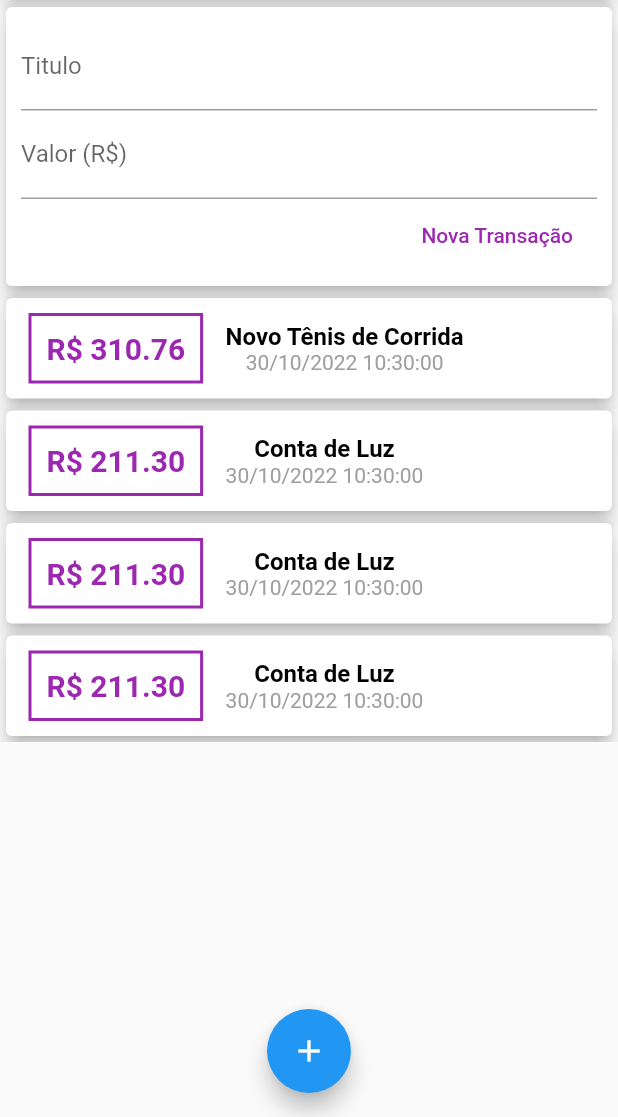
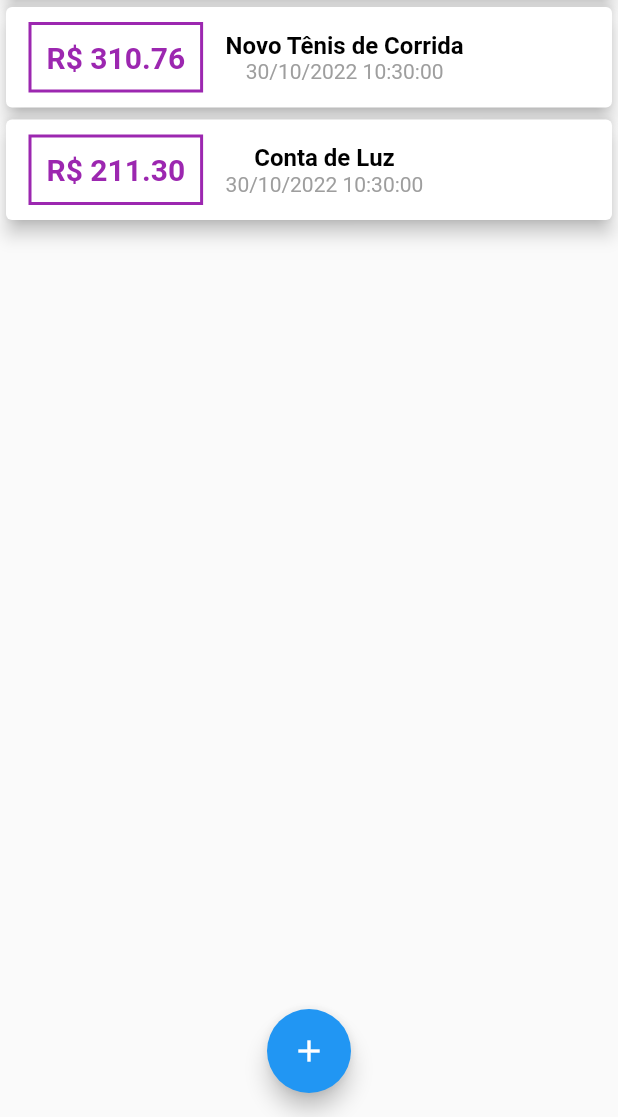
Before and after one commit to Rennansb/lista_de_despesas_app, a Flutter app: the screen it shows after launch, on a phone screen of 412 x 824 dp, the part 119-1236 px from its top. Run offline on Flutter 3.47's test engine with Material 2 defaults, Android fonts, the phone set to English and light mode, and no system bars.

Commit message:
grande_mudanca_class_user_nao_existe_agora_main

```diff
--- a/lib/componets/transaction_user.dart
+++ /dev/null
@@ -1,80 +0,0 @@
-import 'dart:math';
-
-import 'package:despesas_app/models/Transaction.dart';
-import 'package:flutter/material.dart';
-import 'transaction_form.dart';
-import 'transaction_list.dart';
-
-
-class TransactionUser extends StatefulWidget {
-  const TransactionUser({super.key});
-
-  @override
-  State<TransactionUser> createState() => _TransactionUserState();
-}
-
-class _TransactionUserState extends State<TransactionUser> {
-
-
- final _transactions = [
-    Transaction(
-      id: 't1',
-      title: 'Novo Tênis de Corrida',
-      value: 310.76,
-      date: DateTime.now(),
-    ),
-    Transaction(
-      id: 't2',
-      title: 'Conta de Luz',
-      value: 211.30,
-      date: DateTime.now(),
-    ),
-     Transaction(
-      id: 't2',
-      title: 'Conta de Luz',
-      value: 211.30,
-      date: DateTime.now(),
-    ),
-     Transaction(
-      id: 't2',
-      title: 'Conta de Luz',
-      value: 211.30,
-      date: DateTime.now(),
-    ),
-     Transaction(
-      id: 't2',
-      title: 'Conta de Luz',
-      value: 211.30,
-      date: DateTime.now(),
-    ),
-     Transaction(
-      id: 't2',
-      title: 'Conta de Luz',
-      value: 211.30,
-      date: DateTime.now(),
-    ),
-  ];
-
-  _addTransaction(String? title, double? value){
-    final newTansaction = Transaction(
-      id: Random().nextDouble().toString(),
-      title: title,
-      value: value,
-      date: DateTime.now(),
-      );
-      setState(() {
-        _transactions.add(newTansaction);
-      });
-  }
-
-  @override
-  Widget build(BuildContext context) {
-    return Column(
-      children: [
-         TransactionForm(_addTransaction,),
-        TransactionList(transactions: _transactions),
-
-      ],
-    );
-  }
-}
--- a/lib/main.dart
+++ b/lib/main.dart
@@ -1,15 +1,23 @@
+import 'package:despesas_app/models/Transaction.dart';
+import 'package:despesas_app/componets/transaction_form.dart';
 
-import 'package:despesas_app/componets/transaction_user.dart';
+import 'package:despesas_app/componets/transaction_list.dart';
+import 'dart:math';
+
 
 import 'package:flutter/material.dart';
 
 main()=> runApp(const ExpansesApp());
 
 
-class ExpansesApp extends StatelessWidget {
+class ExpansesApp extends StatefulWidget {
   const ExpansesApp({super.key});
 
+  @override
+  State<ExpansesApp> createState() => _ExpansesAppState();
+}
 
+class _ExpansesAppState extends State<ExpansesApp> {
   @override
   Widget build(BuildContext context){
     return   MaterialApp(
@@ -17,18 +25,55 @@ class ExpansesApp extends StatelessWidget {
     );
   }
 }
-class MyHomePage extends StatelessWidget {
+class MyHomePage extends StatefulWidget {
     MyHomePage({super.key});
 
+  @override
+  State<MyHomePage> createState() => _MyHomePageState();
+}
 
+class _MyHomePageState extends State<MyHomePage> {
+ final _transactions = [
+    Transaction(
+      id: 't1',
+      title: 'Novo Tênis de Corrida',
+      value: 310.76,
+      date: DateTime.now(),
+    ),
+    Transaction(
+      id: 't2',
+      title: 'Conta de Luz',
+      value: 211.30,
+      date: DateTime.now(),
+    ),
 
+  ];
+
+   _addTransaction(String? title, double? value){
+    final newTansaction = Transaction(
+      id: Random().nextDouble().toString(),
+      title: title,
+      value: value,
+      date: DateTime.now(),
+      );
+      setState(() {
+        _transactions.add(newTansaction);
+      });
+  }
+
+_openTransactionFormModal(BuildContext context){
+showModalBottomSheet(context: context,
+builder: (ctx){
+  return TransactionForm(_addTransaction);
+});
+}
 
   @override
   Widget build(BuildContext context) {
     return Scaffold(
       appBar: AppBar(title:const Text('Despesas Pessoais'),
       actions: [
-        IconButton(onPressed: (){}, icon: Icon(Icons.add))
+        IconButton(onPressed: ()=> _openTransactionFormModal(context), icon: Icon(Icons.add))
       ],
        ),
 
@@ -36,23 +81,25 @@ class MyHomePage extends StatelessWidget {
          child: Column(
 
           crossAxisAlignment: CrossAxisAlignment.stretch,
-          children: const [
+          children:  [
 
 
                 Card(
                 color:Colors.blue,
                 elevation: 5,
                 child: Text('Gráfico')),
+                 TransactionList(transactions: _transactions),
 
 
-               TransactionUser(),
+
+
 
           ],
          ),
        ),
        floatingActionButton: FloatingActionButton(
         child: Icon(Icons.add),
-        onPressed: () {  },),
+       onPressed: ()=> _openTransactionFormModal(context),),
         floatingActionButtonLocation: FloatingActionButtonLocation.centerFloat,
     );
   }
```
